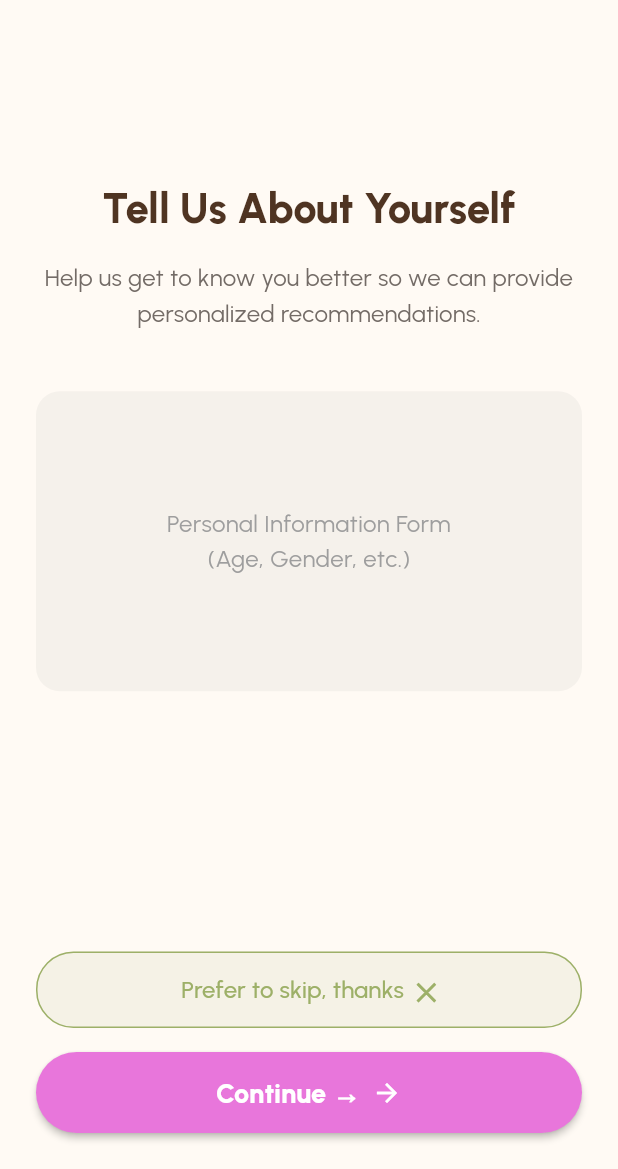
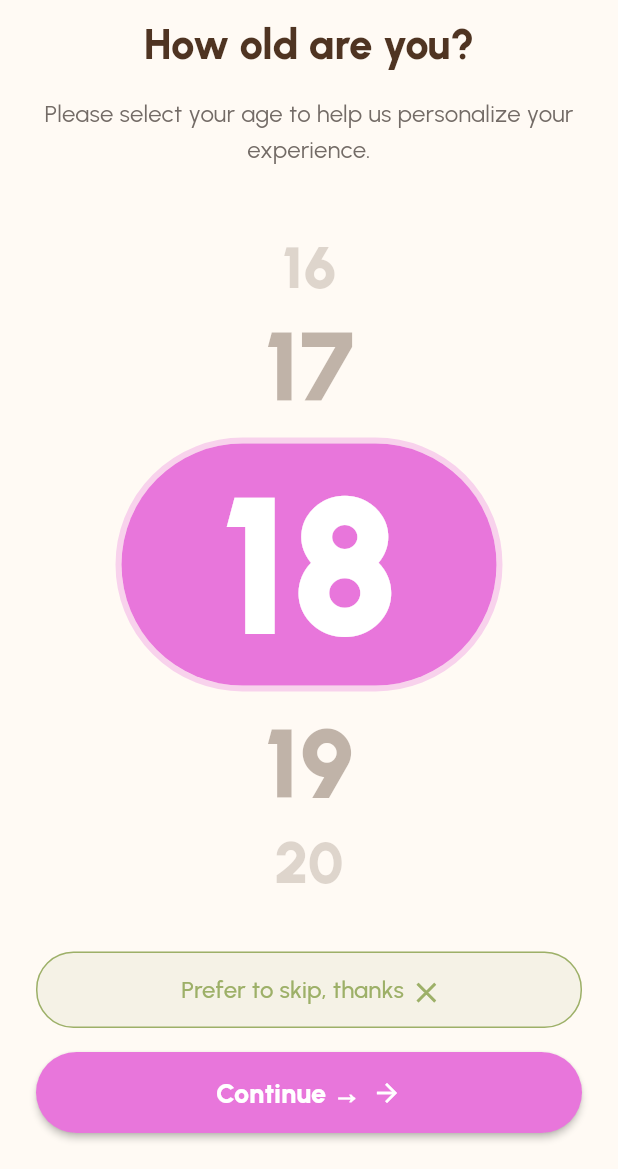
Before and after one commit to Alwil17/auralys, a Flutter app: the AssessmentScreen screen opened by its route, swiped to page 2, on a phone screen of 412 x 824 dp, the part 67-1236 px from its top. Run offline on Flutter 3.47's test engine with Material 3 defaults, Android fonts, the phone set to English and light mode, and no system bars; our stand-ins replace flutter_easyloading, go_router, shared_preferences; accounts and stored records are empty.

Commit message:
feat: Refactor StepContent widget to enhance step display logic and improve layout

```diff
--- a/lib/features/assessments/widgets/step_content.dart
+++ b/lib/features/assessments/widgets/step_content.dart
@@ -1,12 +1,12 @@
+import 'package:auralys/features/assessments/widgets/steps/age_step.dart';
+import 'package:auralys/features/assessments/widgets/steps/gender_step.dart';
+import 'package:auralys/features/assessments/widgets/steps/mood_step.dart';
 import 'package:flutter/material.dart';
 
 class StepContent extends StatelessWidget {
   final int stepIndex;
 
-  const StepContent({
-    super.key,
-    required this.stepIndex,
-  });
+  const StepContent({super.key, required this.stepIndex});
 
   @override
   Widget build(BuildContext context) {
@@ -18,6 +18,8 @@ class StepContent extends StatelessWidget {
           padding: const EdgeInsets.symmetric(horizontal: 24.0),
           child: Column(
             children: [
+              // Only show title and subtitle for non-special layout steps
+              if (![2].contains(stepIndex)) ...[
                 ConstrainedBox(
                   constraints: const BoxConstraints(maxWidth: 600),
                   child: Text(
@@ -47,8 +49,9 @@ class StepContent extends StatelessWidget {
                 ],
 
                 const SizedBox(height: 40),
+              ],
 
-              _getStepWidget(stepIndex),
+              _getStepWidget(context, stepIndex),
 
               const SizedBox(height: 40),
             ],
@@ -74,10 +77,7 @@ class StepContent extends StatelessWidget {
               child: Text(
                 'Final Questions\n(Goals, Preferences, etc.)',
                 textAlign: TextAlign.center,
-                style: TextStyle(
-                  fontSize: 16,
-                  color: Colors.grey,
-                ),
+                style: TextStyle(fontSize: 16, color: Colors.grey),
               ),
             ),
           ),
@@ -102,10 +102,7 @@ class StepContent extends StatelessWidget {
               child: Text(
                 'Daily Habits Questionnaire\n(Exercise, Social activities, etc.)',
                 textAlign: TextAlign.center,
-                style: TextStyle(
-                  fontSize: 16,
-                  color: Colors.grey,
-                ),
+                style: TextStyle(fontSize: 16, color: Colors.grey),
               ),
             ),
           ),
@@ -130,10 +127,7 @@ class StepContent extends StatelessWidget {
               child: Text(
                 'Mood Selection\n(Emoji wheel or mood cards)',
                 textAlign: TextAlign.center,
-                style: TextStyle(
-                  fontSize: 16,
-                  color: Colors.grey,
-                ),
+                style: TextStyle(fontSize: 16, color: Colors.grey),
               ),
             ),
           ),
@@ -156,12 +150,9 @@ class StepContent extends StatelessWidget {
             ),
             child: const Center(
               child: Text(
-                'Personal Information Form\n(Age, Gender, etc.)',
+                'Personal Information Form\n(Gender, etc.)',
                 textAlign: TextAlign.center,
-                style: TextStyle(
-                  fontSize: 16,
-                  color: Colors.grey,
-                ),
+                style: TextStyle(fontSize: 16, color: Colors.grey),
               ),
             ),
           ),
@@ -182,10 +173,7 @@ class StepContent extends StatelessWidget {
         child: Text(
           'Assessment Step $step\nContent goes here',
           textAlign: TextAlign.center,
-          style: const TextStyle(
-            fontSize: 16,
-            color: Colors.grey,
-          ),
+          style: const TextStyle(fontSize: 16, color: Colors.grey),
         ),
       ),
     );
@@ -207,43 +195,8 @@ class StepContent extends StatelessWidget {
               child: Text(
                 'Sleep Assessment\n(Hours, Quality, Patterns)',
                 textAlign: TextAlign.center,
-                style: TextStyle(
-                  fontSize: 16,
-                  color: Colors.grey,
+                style: TextStyle(fontSize: 16, color: Colors.grey),
               ),
-              ),
-            ),
-          ),
-        ],
-      ),
-    );
-  }
-
-  Widget _buildWelcomeStep() {
-    return Container(
-      constraints: const BoxConstraints(maxWidth: 400),
-      child: Column(
-        children: [
-          Container(
-            width: 150,
-            height: 150,
-            decoration: BoxDecoration(
-              shape: BoxShape.circle,
-              color: Colors.purple.withOpacity(0.1),
-            ),
-            child: const Icon(
-              Icons.psychology,
-              size: 80,
-              color: Colors.purple,
-            ),
-          ),
-          const SizedBox(height: 30),
-          const Text(
-            'Ready to begin your journey towards better emotional wellness?',
-            textAlign: TextAlign.center,
-            style: TextStyle(
-              fontSize: 18,
-              fontWeight: FontWeight.w500,
             ),
           ),
         ],
@@ -254,11 +207,11 @@ class StepContent extends StatelessWidget {
   String _getStepSubtitle(int step) {
     switch (step) {
       case 1:
-        return 'This assessment will help us understand your emotional well-being and create a personalized experience for you.';
+        return 'This helps us provide more personalized recommendations for your emotional wellness journey.';
       case 2:
-        return 'Help us get to know you better so we can provide personalized recommendations.';
+        return 'Please select your age to help us personalize your experience.';
       case 3:
-        return 'Share your current emotional state with us.';
+        return 'Select the emoji that best represents your current mood.';
       case 4:
         return 'Tell us about your daily routines and activities.';
       case 5:
@@ -273,11 +226,11 @@ class StepContent extends StatelessWidget {
   String _getStepTitle(int step) {
     switch (step) {
       case 1:
-        return 'Welcome to Your Assessment';
+        return "What's your official gender?";
       case 2:
-        return 'Tell Us About Yourself';
+        return 'How old are you?';
       case 3:
-        return 'How Are You Feeling?';
+        return 'How are you feeling today?';
       case 4:
         return 'Your Daily Habits';
       case 5:
@@ -289,14 +242,44 @@ class StepContent extends StatelessWidget {
     }
   }
 
-  Widget _getStepWidget(int step) {
+  Widget _getStepWidget(BuildContext context, int step) {
     switch (step) {
       case 1:
-        return _buildWelcomeStep();
+        return const GenderStep();
       case 2:
-        return _buildPersonalInfoStep();
+        return Column(
+          children: [
+            // Title and subtitle for age step positioned above the widget
+            ConstrainedBox(
+              constraints: const BoxConstraints(maxWidth: 600),
+              child: Text(
+                textAlign: TextAlign.center,
+                _getStepTitle(step),
+                style: Theme.of(context).textTheme.titleLarge?.copyWith(
+                  fontSize: 28,
+                  fontWeight: FontWeight.w800,
+                ),
+              ),
+            ),
+            const SizedBox(height: 16),
+            ConstrainedBox(
+              constraints: const BoxConstraints(maxWidth: 600),
+              child: Text(
+                textAlign: TextAlign.center,
+                _getStepSubtitle(step),
+                style: Theme.of(context).textTheme.titleMedium?.copyWith(
+                  fontSize: 16,
+                  fontWeight: FontWeight.w400,
+                  color: Theme.of(context).colorScheme.onPrimaryContainer,
+                ),
+              ),
+            ),
+            const SizedBox(height: 40),
+            const AgeStep(),
+          ],
+        );
       case 3:
-        return _buildMoodStep();
+        return const MoodStep();
       case 4:
         return _buildHabitsStep();
       case 5:
@@ -309,6 +292,6 @@ class StepContent extends StatelessWidget {
   }
 
   bool _hasSubtitle(int step) {
-    return ![].contains(step); // All steps have subtitles for now
+    return ![2].contains(step); // Age step doesn't need subtitle since it's visually clear
   }
 }
```
Lines whose indentation alone changed are shown as unchanged.
